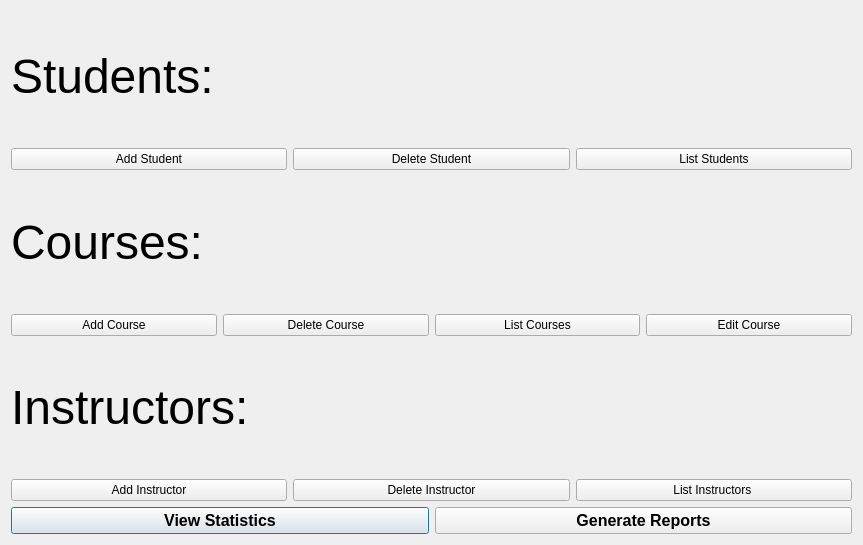
Above: University_Course_Sytem/admindashboard.ui from omarsabla/University_Course_Registration_System before the change. Below: the same form after it.
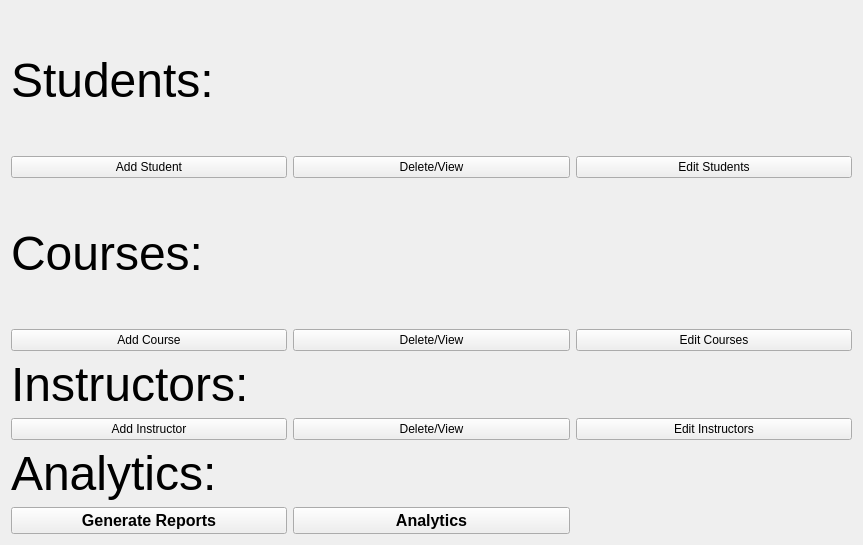
That is the form after the change.

Patch:
```diff
--- a/University_Course_Sytem/admindashboard.ui
+++ b/University_Course_Sytem/admindashboard.ui
@@ -13,8 +13,8 @@
   <property name="windowTitle">
    <string>Admin Dashboard</string>
   </property>
-  <layout class="QVBoxLayout" name="verticalLayout_main">
-   <item>
+  <layout class="QGridLayout" name="gridLayout_5">
+   <item row="0" column="0">
     <layout class="QGridLayout" name="gridLayout_4">
      <item row="0" column="0">
       <layout class="QGridLayout" name="gridLayout_3">
@@ -30,6 +30,16 @@
          </property>
         </widget>
        </item>
+       <item row="1" column="1">
+        <widget class="QPushButton" name="Delete_Student_Push_Button">
+         <property name="text">
+          <string>Delete/View</string>
+         </property>
+         <property name="autoDefault">
+          <bool>false</bool>
+         </property>
+        </widget>
+       </item>
        <item row="1" column="0">
         <widget class="QPushButton" name="add_Student_Button">
          <property name="text">
@@ -40,20 +50,10 @@
          </property>
         </widget>
        </item>
-       <item row="1" column="1">
-        <widget class="QPushButton" name="Delete_Student_Push_Button">
-         <property name="text">
-          <string>Delete Student</string>
-         </property>
-         <property name="autoDefault">
-          <bool>false</bool>
-         </property>
-        </widget>
-       </item>
        <item row="1" column="2">
         <widget class="QPushButton" name="List_Students_Button">
          <property name="text">
-          <string>List Students</string>
+          <string>Edit Students</string>
          </property>
          <property name="autoDefault">
           <bool>false</bool>
@@ -76,6 +76,26 @@
          </property>
         </widget>
        </item>
+       <item row="1" column="2">
+        <widget class="QPushButton" name="Edit_Course_Button">
+         <property name="text">
+          <string>Edit Courses</string>
+         </property>
+         <property name="autoDefault">
+          <bool>false</bool>
+         </property>
+        </widget>
+       </item>
+       <item row="1" column="1">
+        <widget class="QPushButton" name="Delete_Course_Button">
+         <property name="text">
+          <string>Delete/View</string>
+         </property>
+         <property name="autoDefault">
+          <bool>false</bool>
+         </property>
+        </widget>
+       </item>
        <item row="1" column="0">
         <widget class="QPushButton" name="Add_Course_Button">
          <property name="text">
@@ -86,36 +106,6 @@
          </property>
         </widget>
        </item>
-       <item row="1" column="1">
-        <widget class="QPushButton" name="Delete_Course_Button">
-         <property name="text">
-          <string>Delete Course</string>
-         </property>
-         <property name="autoDefault">
-          <bool>false</bool>
-         </property>
-        </widget>
-       </item>
-       <item row="1" column="2">
-        <widget class="QPushButton" name="List_Courses_Button">
-         <property name="text">
-          <string>List Courses</string>
-         </property>
-         <property name="autoDefault">
-          <bool>false</bool>
-         </property>
-        </widget>
-       </item>
-       <item row="1" column="3">
-        <widget class="QPushButton" name="Edit_Course_Button">
-         <property name="text">
-          <string>Edit Course</string>
-         </property>
-         <property name="autoDefault">
-          <bool>false</bool>
-         </property>
-        </widget>
-       </item>
       </layout>
      </item>
      <item row="2" column="0">
@@ -132,7 +122,7 @@
          </property>
         </widget>
        </item>
-       <item row="1" column="0">
+       <item row="2" column="0">
         <widget class="QPushButton" name="Add_Instructor_Button">
          <property name="text">
           <string>Add Instructor</string>
@@ -142,20 +132,64 @@
          </property>
         </widget>
        </item>
-       <item row="1" column="1">
+       <item row="4" column="0">
+        <widget class="QPushButton" name="Reports_Button">
+         <property name="font">
+          <font>
+           <pointsize>12</pointsize>
+           <bold>true</bold>
+          </font>
+         </property>
+         <property name="text">
+          <string>Generate Reports</string>
+         </property>
+         <property name="autoDefault">
+          <bool>false</bool>
+         </property>
+        </widget>
+       </item>
+       <item row="2" column="1">
         <widget class="QPushButton" name="Delete_Instructor_Button">
          <property name="text">
-          <string>Delete Instructor</string>
+          <string>Delete/View</string>
          </property>
          <property name="autoDefault">
           <bool>false</bool>
          </property>
         </widget>
        </item>
-       <item row="1" column="2">
-        <widget class="QPushButton" name="List_Instructors_Button">
+       <item row="3" column="0">
+        <widget class="QLabel" name="Analytics">
+         <property name="font">
+          <font>
+           <pointsize>36</pointsize>
+          </font>
+         </property>
          <property name="text">
-          <string>List Instructors </string>
+          <string>Analytics:</string>
+         </property>
+        </widget>
+       </item>
+       <item row="4" column="1">
+        <widget class="QPushButton" name="Anlytics">
+         <property name="font">
+          <font>
+           <pointsize>12</pointsize>
+           <bold>true</bold>
+          </font>
+         </property>
+         <property name="text">
+          <string>Analytics</string>
+         </property>
+         <property name="autoDefault">
+          <bool>false</bool>
+         </property>
+        </widget>
+       </item>
+       <item row="2" column="2">
+        <widget class="QPushButton" name="Edit_Instructors">
+         <property name="text">
+          <string>Edit Instructors</string>
          </property>
          <property name="autoDefault">
           <bool>false</bool>
@@ -166,36 +200,6 @@
      </item>
     </layout>
    </item>
-   <item>
-    <layout class="QHBoxLayout" name="horizontalLayout_bottom">
-     <item>
-      <widget class="QPushButton" name="Statistics_Button">
-       <property name="font">
-        <font>
-         <pointsize>12</pointsize>
-         <bold>true</bold>
-        </font>
-       </property>
-       <property name="text">
-        <string>View Statistics</string>
-       </property>
-      </widget>
-     </item>
-     <item>
-      <widget class="QPushButton" name="Reports_Button">
-       <property name="font">
-        <font>
-         <pointsize>12</pointsize>
-         <bold>true</bold>
-        </font>
-       </property>
-       <property name="text">
-        <string>Generate Reports</string>
-       </property>
-      </widget>
-     </item>
-    </layout>
-   </item>
   </layout>
  </widget>
  <resources/>
```
Left out of the diff: 2 changed lines with no effect on the pictures.
